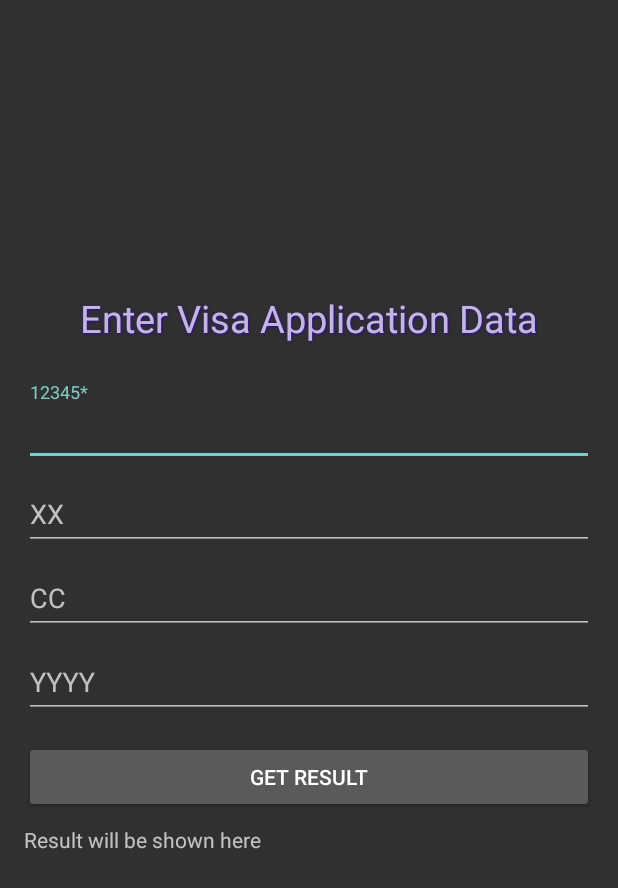
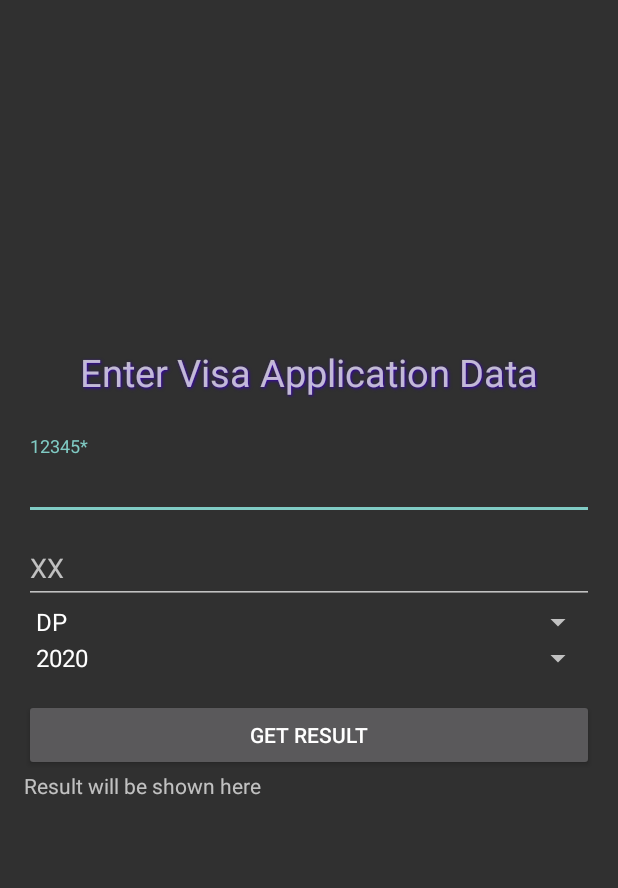
Before and after one commit to Bonuseto/RewritedVisaChecker, an Android app: the screen it shows after launch (MainActivity), on a phone screen of 412 x 824 dp. Shown: the top 888 px of the screen. Run offline under Robolectric (Android 15) with nearby library versions, the phone set to English and light mode, and no system bars.

Commit message:
Spinner for type and year added. UI masacred a little

```diff
--- a/app/src/main/java/com/example/rewritedvisachecker/MainActivity.java
+++ b/app/src/main/java/com/example/rewritedvisachecker/MainActivity.java
@@ -10,25 +10,71 @@ import android.view.View;
 import android.webkit.JavascriptInterface;
 import android.webkit.WebView;
 import android.webkit.WebViewClient;
+import android.widget.AdapterView;
+import android.widget.ArrayAdapter;
 import android.widget.Button;
 import android.widget.EditText;
+import android.widget.Spinner;
 import android.widget.TextView;
 
 import java.util.ArrayList;
 
 public class MainActivity extends AppCompatActivity {
-    private EditText et_appNum, et_appNumFak, et_type, et_year;
+    private EditText et_appNum, et_appNumFak;
+    private Spinner sp_type;
     private static final String TAG = MainActivity.class.getSimpleName();
     private boolean flagOnlyFirstRequest = true;
     Button resultBtn;
+    String[] visa_types = {"DP","DV","PP","ZK","ZM","ST","TP","CD","VP","MK"};
+    String[] visa_years = {"2020","2019","2018"};
     @Override
     protected void onCreate(@Nullable Bundle savedInstanceState) {
         super.onCreate(savedInstanceState);
         setContentView(R.layout.activity_main);
         et_appNum = (EditText) findViewById(R.id.applicationNumber);
-        et_appNumFak = findViewById(R.id.applicationNumberFake);
-        et_type = findViewById(R.id.type);
-        et_year = findViewById(R.id.year);
+        et_appNumFak = (EditText) findViewById(R.id.applicationNumberFake);
+        final String[] string_type = new String[1];
+        final String[] string_year = new String[1];
+
+
+        class VisaTypesSpinnerClass implements AdapterView.OnItemSelectedListener
+        {
+            public void onItemSelected(AdapterView<?> parent, View v, int position, long id)
+            {
+                string_type[0] =  visa_types[position];
+            }
+
+            @Override
+            public void onNothingSelected(AdapterView<?> adapterView) {
+
+            }
+        }
+        class YearsSpinnerClass implements AdapterView.OnItemSelectedListener
+        {
+            public void onItemSelected(AdapterView<?> parent, View v, int position, long id)
+            {
+                string_year[0] =  visa_years[position];
+            }
+
+            @Override
+            public void onNothingSelected(AdapterView<?> adapterView) {
+
+            }
+        }
+
+        Spinner spin = (Spinner) findViewById(R.id.type);
+        ArrayAdapter<String> aa = new ArrayAdapter<String>(this,android.R.layout.simple_spinner_item, visa_types);
+        aa.setDropDownViewResource(android.R.layout.simple_spinner_dropdown_item);
+        spin.setAdapter(aa);
+        spin.setOnItemSelectedListener(new VisaTypesSpinnerClass());
+
+        Spinner spin2 = (Spinner) findViewById(R.id.year);
+        ArrayAdapter<String> aa2 = new ArrayAdapter<String>(this,android.R.layout.simple_spinner_item, visa_years);
+        aa.setDropDownViewResource(android.R.layout.simple_spinner_dropdown_item);
+        spin2.setAdapter(aa2);
+        spin2.setOnItemSelectedListener(new YearsSpinnerClass());
+
+
 
         resultBtn = findViewById(R.id.resultButton);
         resultBtn.setOnClickListener(new View.OnClickListener() {
@@ -81,14 +127,14 @@ public class MainActivity extends AppCompatActivity {
                             new Handler().postDelayed(new Runnable() {
                                 @Override
                                 public void run() {
-                                    myWebview.loadUrl("javascript:document.getElementById('edit-ioff-application-code').value = '" + et_type.getText().toString() + "';void(0);");
+                                    myWebview.loadUrl("javascript:document.getElementById('edit-ioff-application-code').value = '" + string_type[0] + "';void(0);");
                                 }
                             }, 900);
 
                             new Handler().postDelayed(new Runnable() {
                                 @Override
                                 public void run() {
-                                    myWebview.loadUrl("javascript:document.getElementById('edit-ioff-application-year').value = '" + et_year.getText().toString() + "';void(0);");
+                                    myWebview.loadUrl("javascript:document.getElementById('edit-ioff-application-year').value = '" + string_year[0] + "';void(0);");
                                 }
                             }, 1200);
 
--- a/app/src/main/res/layout/activity_main.xml
+++ b/app/src/main/res/layout/activity_main.xml
@@ -34,7 +34,6 @@
                 android:id="@+id/applicationNumber"
                 android:layout_width="match_parent"
                 android:layout_height="wrap_content"
-                android:layout_marginTop="@dimen/edt_margin_top_input"
                 android:hint="@string/user_number"
                 android:inputType="number" />
         </com.google.android.material.textfield.TextInputLayout>
@@ -47,7 +46,6 @@
                 android:id="@+id/applicationNumberFake"
                 android:layout_width="match_parent"
                 android:layout_height="wrap_content"
-                android:layout_marginTop="@dimen/edt_margin_top_input"
                 android:hint="@string/user_number_fake"
                 android:inputType="number" />
         </com.google.android.material.textfield.TextInputLayout>
@@ -56,11 +54,10 @@
             android:layout_width="match_parent"
             android:layout_height="wrap_content">
 
-            <EditText
+            <Spinner
                 android:id="@+id/type"
                 android:layout_width="match_parent"
                 android:layout_height="wrap_content"
-                android:layout_marginTop="@dimen/edt_margin_top_input"
                 android:hint="@string/visa_type"
                 android:inputType="textCapCharacters" />
         </com.google.android.material.textfield.TextInputLayout>
@@ -69,11 +66,10 @@
             android:layout_width="match_parent"
             android:layout_height="wrap_content">
 
-            <EditText
+            <Spinner
                 android:id="@+id/year"
                 android:layout_width="match_parent"
                 android:layout_height="wrap_content"
-                android:layout_marginTop="@dimen/edt_margin_top_input"
                 android:hint="@string/visa_year"
                 android:inputType="number" />
         </com.google.android.material.textfield.TextInputLayout>
@@ -89,7 +85,6 @@
             android:id="@+id/txt_result_visa"
             android:layout_width="match_parent"
             android:layout_height="wrap_content"
-            android:layout_marginTop="@dimen/edt_margin_top_input"
             android:text="@string/result_status" />
 
     </LinearLayout>
```
